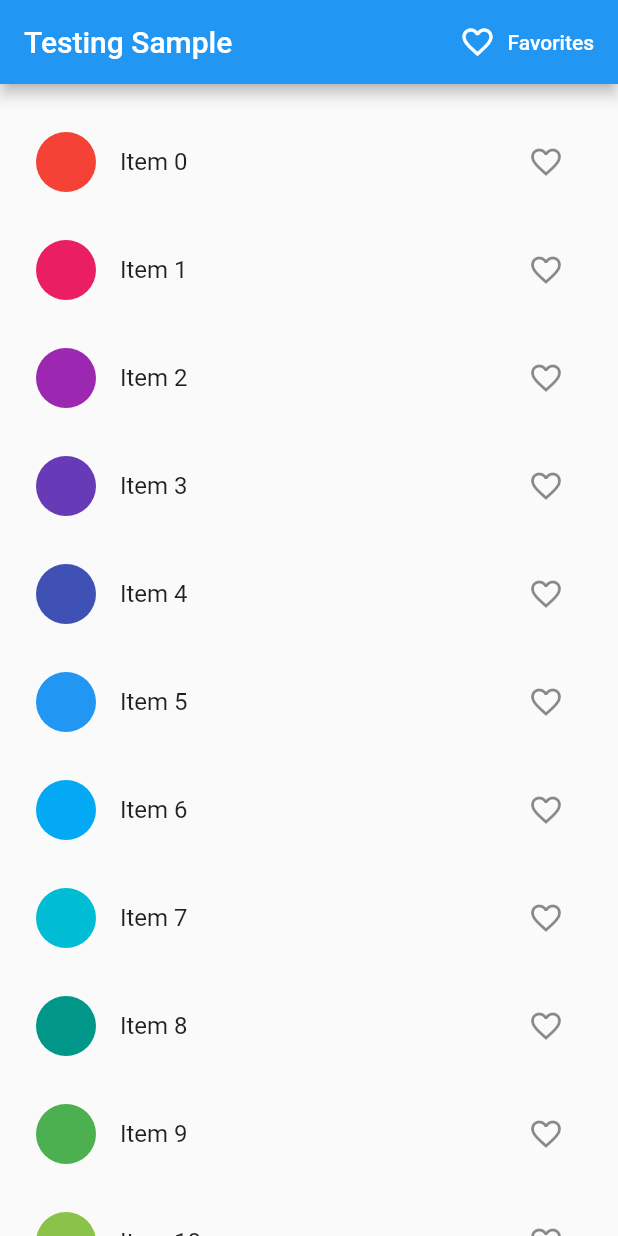
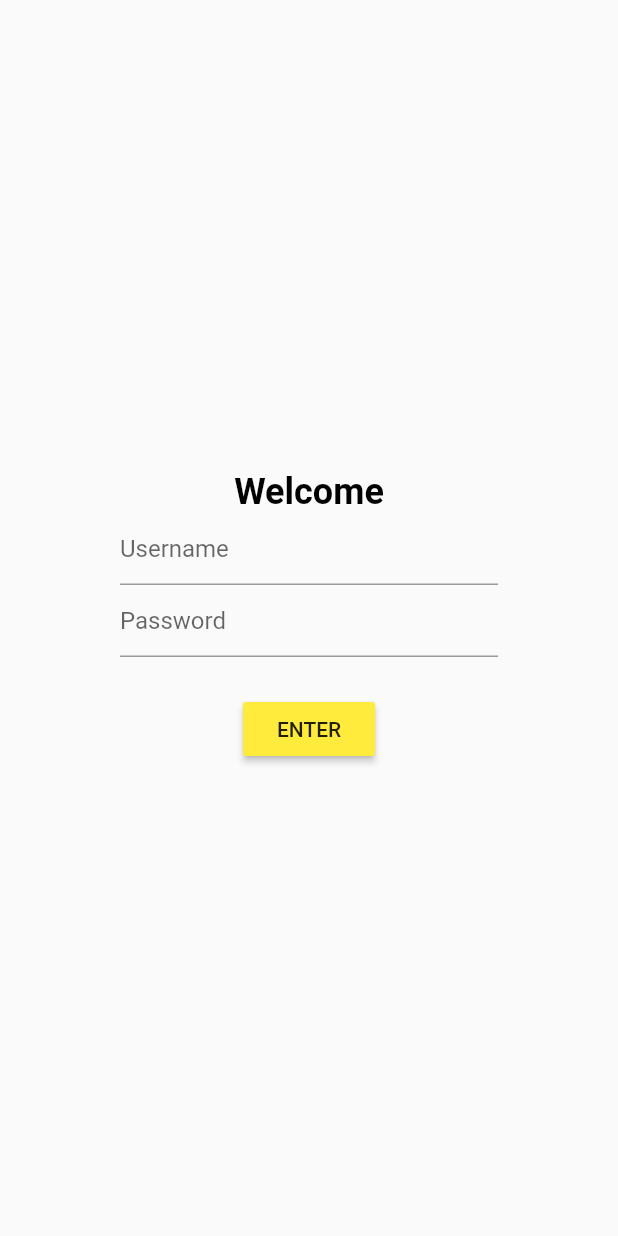
Before and after one commit to nguyenductho89/FlutterLearning, a Flutter app: the screen it shows after launch, on a phone screen of 412 x 824 dp. Run offline on Flutter 3.47's test engine with Material 2 defaults, Android fonts, the phone set to English and light mode, and no system bars; our stand-ins replace cloud_firestore; accounts and stored records are empty.

Commit message:
provider

```diff
--- /dev/null
+++ b/lib/Provider/Cart/CartApp.dart
@@ -0,0 +1,55 @@
+import 'package:flutter/cupertino.dart';
+import 'package:flutter/material.dart';
+import 'package:provider/provider.dart';
+
+import 'CartModel.dart';
+import 'CatalogModel.dart';
+import 'MyCart.dart';
+import 'MyCatalog.dart';
+import 'MyLogin.dart';
+
+
+class CartApp extends StatelessWidget {
+  get appTheme => ThemeData(
+    primarySwatch: Colors.yellow,
+    textTheme: TextTheme(
+      headline1: TextStyle(
+        fontWeight: FontWeight.w700,
+        fontSize: 24,
+        color: Colors.black,
+      ),
+    ),
+  );
+
+  @override
+  Widget build(BuildContext context) {
+    // Using MultiProvider is convenient when providing multiple objects.
+    return MultiProvider(
+      providers: [
+        // In this sample app, CatalogModel never changes, so a simple Provider
+        // is sufficient.
+        Provider(create: (context) => CatalogModel()),
+        // CartModel is implemented as a ChangeNotifier, which calls for the use
+        // of ChangeNotifierProvider. Moreover, CartModel depends
+        // on CatalogModel, so a ProxyProvider is needed.
+        ChangeNotifierProxyProvider<CatalogModel, CartModel>(
+          create: (context) => CartModel(),
+          update: (context, catalog, cart) {
+            cart.catalog = catalog;
+            return cart;
+          },
+        ),
+      ],
+      child: MaterialApp(
+        title: 'Provider Demo',
+        theme: appTheme,
+        initialRoute: '/',
+        routes: {
+          '/': (context) => MyLogin(),
+          '/catalog': (context) => MyCatalog(),
+          '/cart': (context) => MyCart(),
+        },
+      ),
+    );
+  }
+}
--- /dev/null
+++ b/lib/Provider/Cart/CartModel.dart
@@ -0,0 +1,47 @@
+import 'package:flutter/cupertino.dart';
+
+import 'CatalogModel.dart';
+
+class CartModel extends ChangeNotifier {
+  /// The private field backing [catalog].
+  CatalogModel _catalog;
+
+  /// Internal, private state of the cart. Stores the ids of each item.
+  final List<int> _itemIds = [];
+
+  /// The current catalog. Used to construct items from numeric ids.
+  CatalogModel get catalog => _catalog;
+
+  set catalog(CatalogModel newCatalog) {
+    assert(newCatalog != null);
+    assert(_itemIds.every((id) => newCatalog.getById(id) != null),
+    'The catalog $newCatalog does not have one of $_itemIds in it.');
+    _catalog = newCatalog;
+    // Notify listeners, in case the new catalog provides information
+    // different from the previous one. For example, availability of an item
+    // might have changed.
+    notifyListeners();
+  }
+
+  /// List of items in the cart.
+  List<Item> get items => _itemIds.map((id) => _catalog.getById(id)).toList();
+
+  /// The current total price of all items.
+  int get totalPrice =>
+      items.fold(0, (total, current) => total + current.price);
+
+  /// Adds [item] to cart. This is the only way to modify the cart from outside.
+  void add(Item item) {
+    _itemIds.add(item.id);
+    // This line tells [Model] that it should rebuild the widgets that
+    // depend on it.
+    notifyListeners();
+  }
+
+  void remove(Item item) {
+    _itemIds.remove(item.id);
+    // Don't forget to tell dependent widgets to rebuild _every time_
+    // you change the model.
+    notifyListeners();
+  }
+}
--- /dev/null
+++ b/lib/Provider/Cart/CatalogModel.dart
@@ -0,0 +1,53 @@
+import 'package:flutter/cupertino.dart';
+import 'package:flutter/material.dart';
+
+class CatalogModel {
+  static List<String> itemNames = [
+    'Code Smell',
+    'Control Flow',
+    'Interpreter',
+    'Recursion',
+    'Sprint',
+    'Heisenbug',
+    'Spaghetti',
+    'Hydra Code',
+    'Off-By-One',
+    'Scope',
+    'Callback',
+    'Closure',
+    'Automata',
+    'Bit Shift',
+    'Currying',
+  ];
+
+  /// Get item by [id].
+  ///
+  /// In this sample, the catalog is infinite, looping over [itemNames].
+  Item getById(int id) => Item(id, itemNames[id % itemNames.length]);
+
+  /// Get item by its position in the catalog.
+  Item getByPosition(int position) {
+    // In this simplified case, an item's position in the catalog
+    // is also its id.
+    return getById(position);
+  }
+}
+
+@immutable
+class Item {
+  final int id;
+  final String name;
+  final Color color;
+  final int price = 42;
+
+  Item(this.id, this.name)
+  // To make the sample app look nicer, each item is given one of the
+  // Material Design primary colors.
+      : color = Colors.primaries[id % Colors.primaries.length];
+
+  @override
+  int get hashCode => id;
+
+  @override
+  bool operator ==(Object other) => other is Item && other.id == id;
+}
--- /dev/null
+++ b/lib/Provider/Cart/MyLogin.dart
@@ -0,0 +1,45 @@
+import 'package:flutter/cupertino.dart';
+import 'package:flutter/material.dart';
+
+class MyLogin extends StatelessWidget {
+  @override
+  Widget build(BuildContext context) {
+    return Scaffold(
+      body: Center(
+        child: Container(
+          padding: EdgeInsets.all(80.0),
+          child: Column(
+            mainAxisAlignment: MainAxisAlignment.center,
+            children: [
+              Text(
+                'Welcome',
+                style: Theme.of(context).textTheme.headline1,
+              ),
+              TextFormField(
+                decoration: InputDecoration(
+                  hintText: 'Username',
+                ),
+              ),
+              TextFormField(
+                decoration: InputDecoration(
+                  hintText: 'Password',
+                ),
+                obscureText: true,
+              ),
+              SizedBox(
+                height: 24,
+              ),
+              RaisedButton(
+                color: Colors.yellow,
+                child: Text('ENTER'),
+                onPressed: () {
+                  Navigator.pushReplacementNamed(context, '/catalog');
+                },
+              )
+            ],
+          ),
+        ),
+      ),
+    );
+  }
+}
--- a/lib/UnitTest/FavoritesPage.dart
+++ b/lib/UnitTest/FavoritesPage.dart
@@ -48,6 +48,7 @@ class FavoriteItemTile extends StatelessWidget {
           icon: Icon(Icons.close),
           onPressed: () {
             Provider.of<Favorites>(context, listen: false).remove(itemNo);
+            context.read()
             Scaffold.of(context).showSnackBar(
               SnackBar(
                 content: Text('Removed from favorites.'),
```
Also changed, not shown: lib/Provider/Cart/MyCart.dart (added, +96 -0 lines), lib/Provider/Cart/MyCatalog.dart (added, +113 -0 lines), lib/main.dart (+6 -2 lines), 2 other files.
